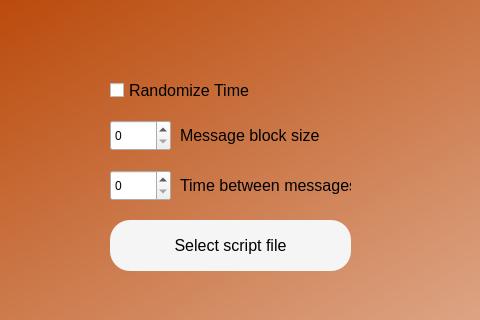
Old version of the form new/resources/scriptBased.ui in the repository rhnkl/SolarSpammer; both pictures show x 0 to 480 and y 110 to 430 of the 1151 by 648 pixel window.
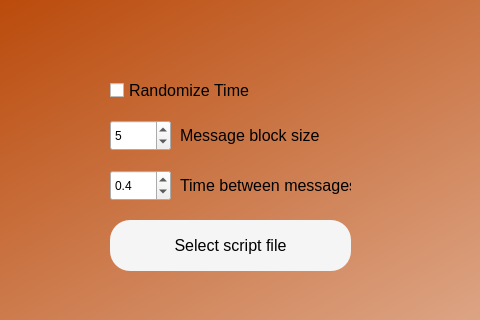
New version of the form.

Commit message: Added functionality to script-based spammer tab.

The edit to the form file:
```diff
--- a/new/resources/scriptBased.ui
+++ b/new/resources/scriptBased.ui
@@ -87,6 +87,15 @@
     <property name="styleSheet">
      <string notr="true"/>
     </property>
+    <property name="minimum">
+     <number>3</number>
+    </property>
+    <property name="maximum">
+     <number>15</number>
+    </property>
+    <property name="value">
+     <number>5</number>
+    </property>
    </widget>
    <widget class="QLabel" name="timeBetweenMessagesLabel">
     <property name="geometry">
@@ -107,7 +116,7 @@
      <string>Time between messages</string>
     </property>
    </widget>
-   <widget class="QSpinBox" name="timeBetweenMessages">
+   <widget class="QDoubleSpinBox" name="timeBetweenMessages">
     <property name="geometry">
      <rect>
       <x>110</x>
@@ -119,6 +128,18 @@
     <property name="styleSheet">
      <string notr="true"/>
     </property>
+    <property name="decimals">
+     <number>1</number>
+    </property>
+    <property name="minimum">
+     <double>0.100000000000000</double>
+    </property>
+    <property name="singleStep">
+     <double>0.100000000000000</double>
+    </property>
+    <property name="value">
+     <double>0.400000000000000</double>
+    </property>
    </widget>
    <widget class="QLabel" name="label_2">
     <property name="geometry">
```
Left out of the diff: 2 changed lines with no effect on the pictures. The commit also changes 5 other files.
